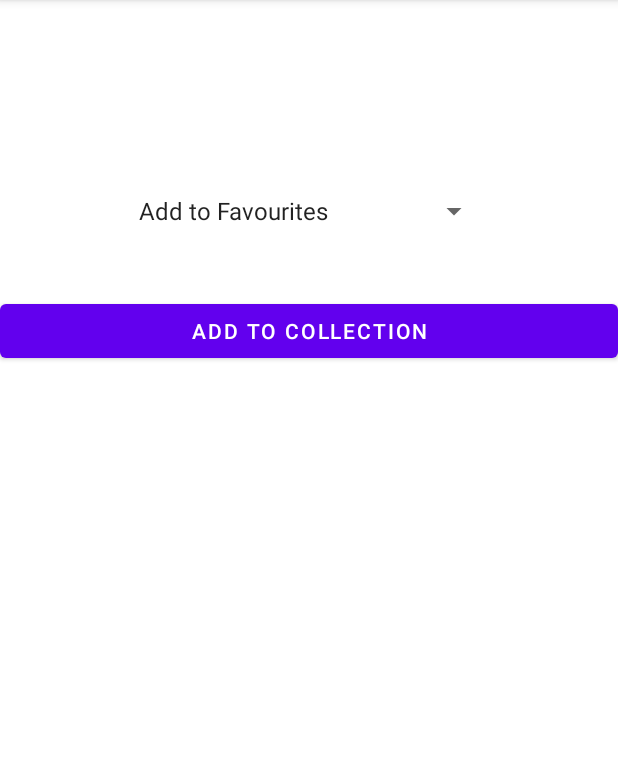
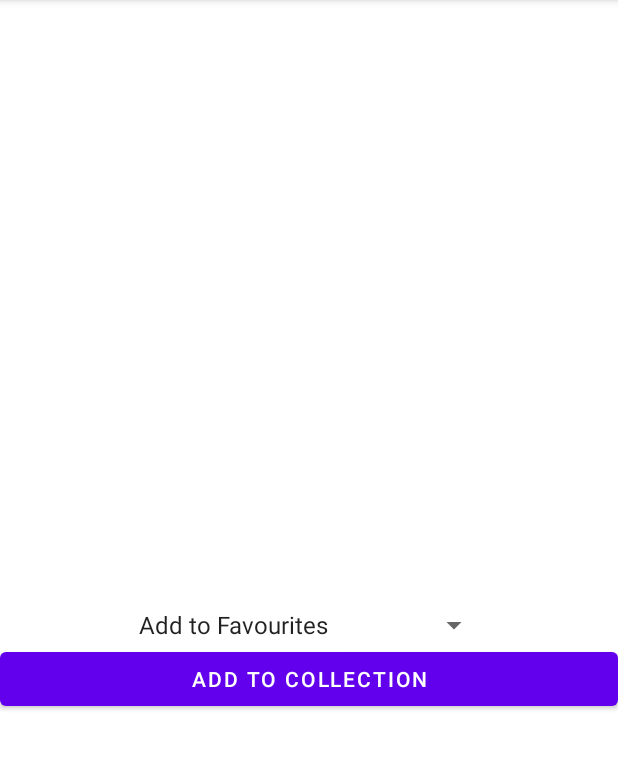
Before and after one commit to markusmeresma/mybooks, an Android app: the BookDetails screen opened directly, with no data from a screen before it, on a phone screen of 412 x 824 dp, the part 84-853 px from its top. Run offline under Robolectric (Android 15) with nearby library versions, the phone set to English and light mode, and no system bars; 1 statement that could not run was skipped.

Commit message:
Minor fixes needed

```diff
--- a/app/src/main/java/com/example/mybooks/Book.java
+++ b/app/src/main/java/com/example/mybooks/Book.java
@@ -8,6 +8,7 @@ import java.io.Serializable;
 public class Book implements Serializable {
     private String id;
     private String title;
+    private String authors;
     private String subtitle;
     private String description;
 
@@ -20,6 +21,8 @@ public class Book implements Serializable {
     public String getTitle() {
         return this.title;
     }
+
+    public String getAuthors() {return this.authors; }
 
     public String getSubtitle() {
         return this.subtitle;
@@ -37,6 +40,8 @@ public class Book implements Serializable {
         this.title = t;
     }
 
+    public void setAuthors(String a) { this.authors = a; }
+
     public void setSubtitle(String s) {
         this.subtitle = s;
     }
--- a/app/src/main/res/layout/activity_book_details.xml
+++ b/app/src/main/res/layout/activity_book_details.xml
@@ -1,10 +1,11 @@
 <?xml version="1.0" encoding="utf-8"?>
-<androidx.constraintlayout.widget.ConstraintLayout xmlns:android="http://schemas.android.com/apk/res/android"
+<LinearLayout xmlns:android="http://schemas.android.com/apk/res/android"
     xmlns:app="http://schemas.android.com/apk/res-auto"
     xmlns:tools="http://schemas.android.com/tools"
     android:layout_width="match_parent"
     android:layout_height="match_parent"
     android:orientation="vertical"
+    android:gravity="center"
     tools:context=".BookDetails">
 
     <TextView
@@ -13,30 +14,64 @@
         android:layout_height="wrap_content"
         android:gravity="center_horizontal"
         android:textAppearance="?android:attr/textAppearanceLarge"
-        app:layout_constraintBottom_toBottomOf="parent"
+        app:layout_constraintBottom_toTopOf="@+id/btnAddToCollection"
         app:layout_constraintTop_toTopOf="parent"
-        app:layout_constraintVertical_bias="0.064"
+        app:layout_constraintVertical_bias="0.025"
+        tools:layout_editor_absoluteX="0dp" />
+
+    <TextView
+        android:id="@+id/book_subtitle_info"
+        android:layout_width="match_parent"
+        android:layout_height="wrap_content"
+        android:gravity="center_horizontal"
+        android:textAppearance="?android:attr/textAppearanceLarge"
+        app:layout_constraintBottom_toTopOf="@+id/spinner"
+        app:layout_constraintTop_toBottomOf="@+id/book_title_info"
+        app:layout_constraintVertical_bias="0.038"
+        tools:layout_editor_absoluteX="0dp" />
+
+    <TextView
+        android:id="@+id/book_authors_info"
+        android:layout_width="match_parent"
+        android:layout_height="wrap_content"
+        android:gravity="center_horizontal"
+        android:textAppearance="?android:attr/textAppearanceLarge"
+        app:layout_constraintBottom_toTopOf="@+id/spinner"
+        app:layout_constraintTop_toBottomOf="@+id/book_title_info"
+        app:layout_constraintVertical_bias="0.228"
+        tools:layout_editor_absoluteX="0dp" />
+
+    <TextView
+        android:id="@+id/book_description_info"
+        android:layout_width="match_parent"
+        android:layout_height="wrap_content"
+        android:gravity="center_horizontal"
+        android:textAppearance="?android:attr/textAppearanceLarge"
+        app:layout_constraintBottom_toTopOf="@+id/spinner"
+        app:layout_constraintTop_toBottomOf="@+id/book_title_info"
+        app:layout_constraintVertical_bias="0.496"
         tools:layout_editor_absoluteX="0dp" />
 
     <Spinner
         android:id="@+id/spinner"
         android:layout_width="wrap_content"
         android:layout_height="wrap_content"
-        app:layout_constraintBottom_toBottomOf="parent"
+        app:layout_constraintBottom_toTopOf="@+id/btnAddToCollection"
         app:layout_constraintEnd_toEndOf="parent"
         app:layout_constraintHorizontal_bias="0.498"
         app:layout_constraintStart_toStartOf="parent"
-        app:layout_constraintTop_toTopOf="parent"
-        app:layout_constraintVertical_bias="0.173" />
+        app:layout_constraintTop_toBottomOf="@+id/book_title_info"
+        app:layout_constraintVertical_bias="0.967" />
 
     <Button
         android:id="@+id/btnAddToCollection"
         android:layout_width="match_parent"
         android:layout_height="wrap_content"
+        android:layout_marginBottom="4dp"
         android:text="@string/Add_to_collections_Button"
         app:layout_constraintBottom_toBottomOf="parent"
         app:layout_constraintTop_toTopOf="parent"
-        app:layout_constraintVertical_bias="0.273"
+        app:layout_constraintVertical_bias="1.0"
         tools:layout_editor_absoluteX="0dp" />
 
-</androidx.constraintlayout.widget.ConstraintLayout>
+</LinearLayout>
```
Also changed, not shown: app/src/main/java/com/example/mybooks/BookDetails.java (+16 -2 lines), app/src/main/java/com/example/mybooks/DatabaseManipulator.java (+18 -12 lines), app/src/main/java/com/example/mybooks/SearchTask.java (+33 -1 lines).
